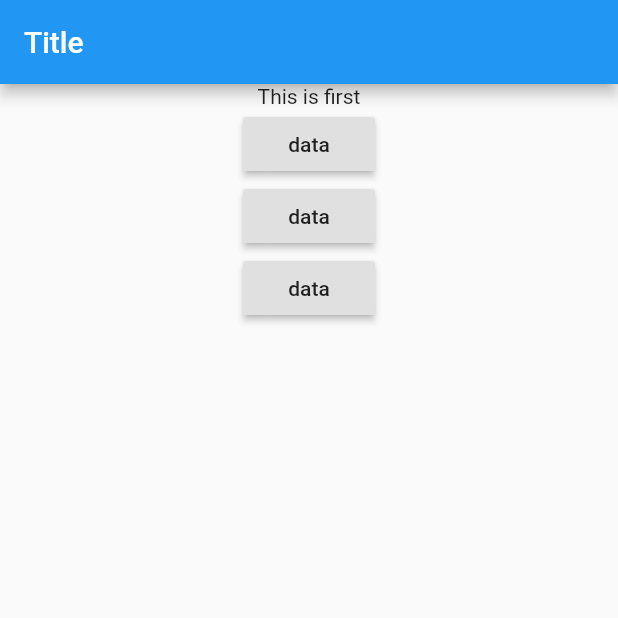
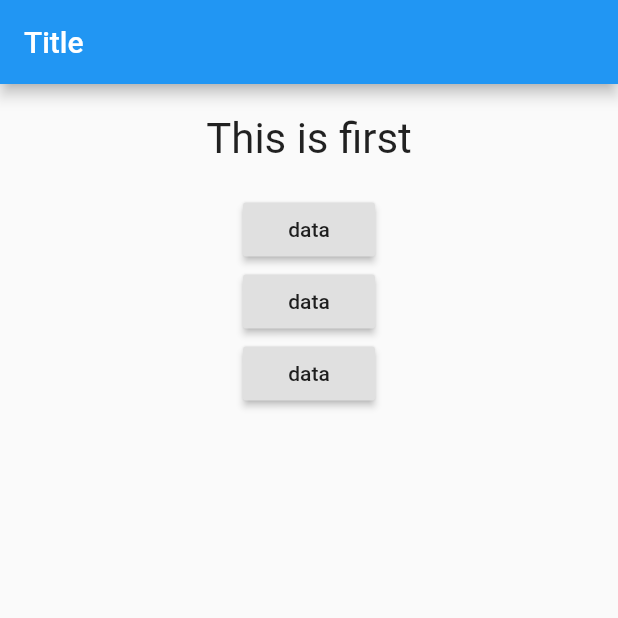
Before and after one commit to ibtehajraza/list_and_dialog, a Flutter app: the screen it shows after launch, on a phone screen of 412 x 824 dp, the top half of it. Run offline on Flutter 3.47's test engine with Material 2 defaults, Android fonts, the phone set to English and light mode, and no system bars.

Commit message:
Added Some Styling in question widget.

```diff
--- a/lib/question.dart
+++ b/lib/question.dart
@@ -6,13 +6,22 @@
 import 'package:flutter/material.dart';
 
 class Question extends StatelessWidget {
-
   final String questionText;
 
   Question(this.questionText);
 
   @override
   Widget build(BuildContext context) {
-    return Text(questionText);
+    return Container(
+      width: double.infinity,
+      margin: EdgeInsets.all(20),
+      child: Text(
+        questionText,
+        style: TextStyle(
+          fontSize: 28,
+        ),
+        textAlign: TextAlign.center,
+      ),
+    );
   }
 }
```
